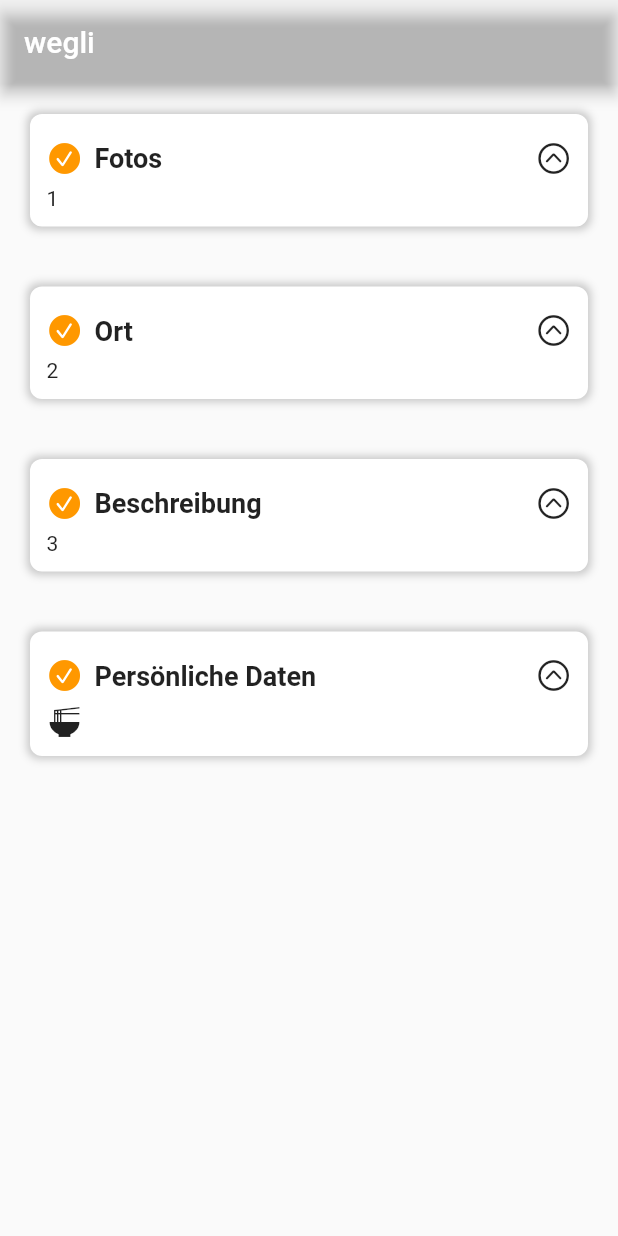
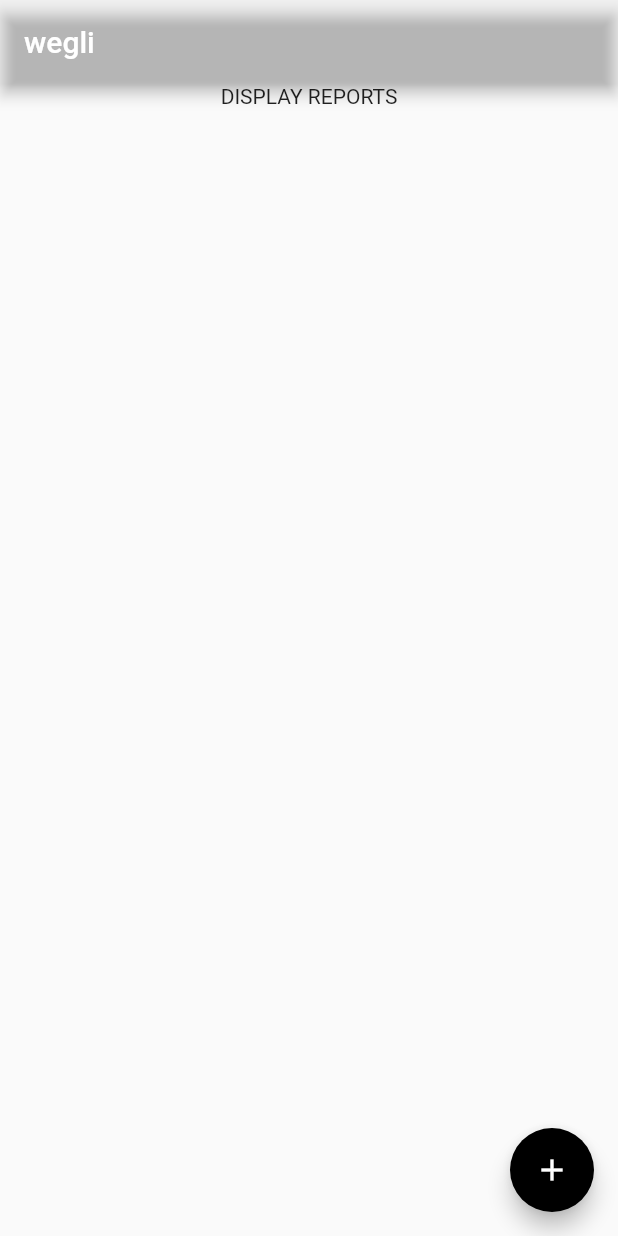
Before and after one commit to mltbnz/wegli-x, a Flutter app: the screen it shows after launch, on a phone screen of 412 x 824 dp. Run offline on Flutter 3.47's test engine with Material 2 defaults, Android fonts, the phone set to English and light mode, and no system bars.

Commit message:
add list for sent reports

```diff
--- a/lib/screens/home.dart
+++ b/lib/screens/home.dart
@@ -1,6 +1,6 @@
 import 'package:flutter/cupertino.dart';
 import 'package:flutter/material.dart';
-import 'package:wegli/screens/views/stepContainer.dart';
+import 'package:flutter/rendering.dart';
 
 class HomeScreen extends StatelessWidget {
   @override
@@ -10,13 +10,20 @@ class HomeScreen extends StatelessWidget {
         title: Text('wegli'),
         backgroundColor: const Color(0x000000),
       ),
-      body: Column(children: [
-        StepContainer(title: 'Fotos', child: Text('1')),
-        StepContainer(title: 'Ort', child: Text('2')),
-        StepContainer(title: 'Beschreibung', child: Text('3')),
-        StepContainer(
-            title: 'Persönliche Daten', child: Icon(Icons.ramen_dining))
-      ]),
+      body: ListView(
+        scrollDirection: Axis.vertical,
+        children: [Center(child: Text('DISPLAY REPORTS'))],
+      ),
+      floatingActionButton: FloatingActionButton(
+        onPressed: () {
+          Navigator.pushNamed(
+            context,
+            '/report',
+          );
+        },
+        child: Icon(Icons.add),
+        backgroundColor: Colors.black,
+      ),
     );
   }
 }
```
